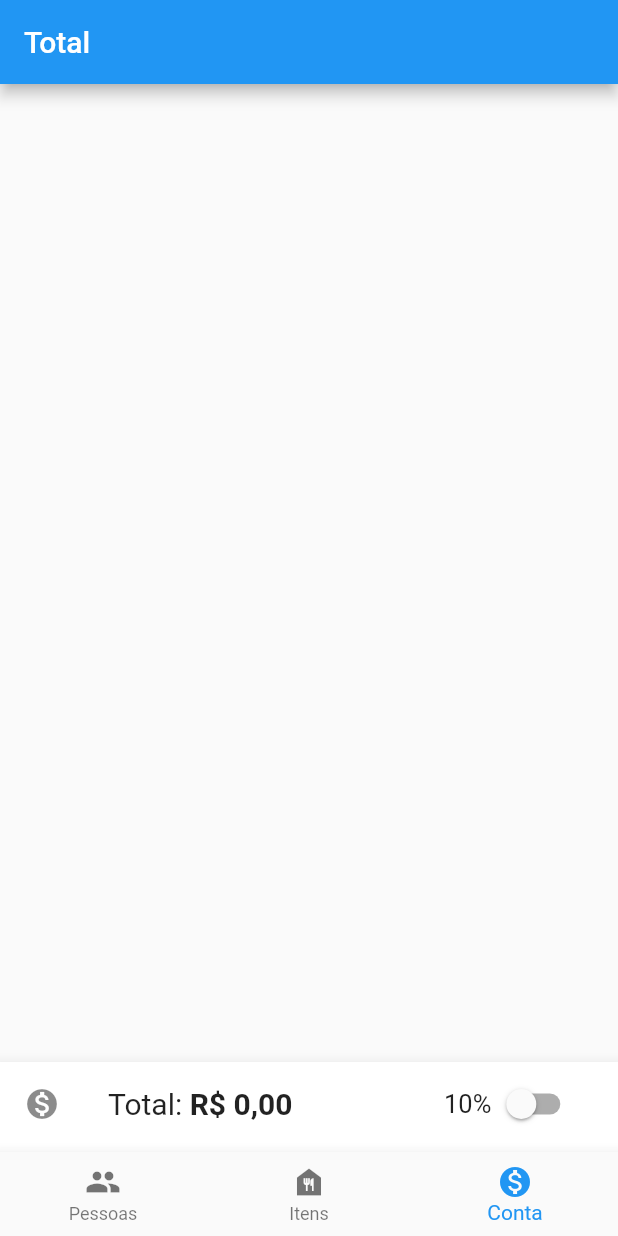
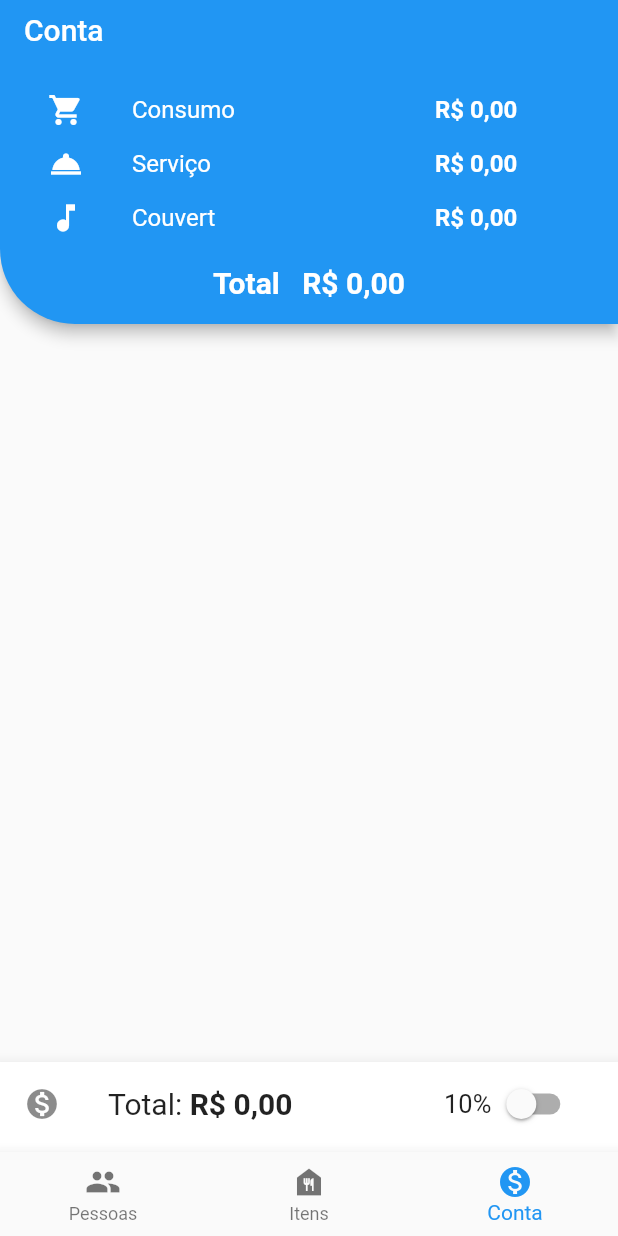
Before and after one commit to vgomesfalcao/bill_splitter_mobile, a Flutter app: the screen it shows after launch, item 3 of the bottom bar chosen, on a phone screen of 412 x 824 dp. Run offline on Flutter 3.47's test engine with Material 2 defaults, Android fonts, the phone set to English and light mode, and no system bars; our stand-ins replace currency_text_input_formatter.

Commit message:
Ajuste visual total conta

```diff
--- a/lib/controller/form_item_controller.dart
+++ b/lib/controller/form_item_controller.dart
@@ -20,14 +20,28 @@ class FormItemController {
   }
 
   String getTotalBillWithTip() {
+    double totalValue = getTotalValue();
+    if (tip) {
+      totalValue = totalValue + (totalValue / 10);
+    }
+    return _formatter.formatCurrencyNumber(totalValue);
+  }
+
+  double getTotalValue() {
     double totalValue = 0.0;
     for (var item in Bill().getBillList()) {
       totalValue += item.itemValue;
     }
+    return totalValue;
+  }
+
+  String getTipValue() {
+    double totalValue = getTotalValue();
+    double tipValue = 0.0;
     if (tip) {
-      totalValue = totalValue + (totalValue / 10);
+      tipValue = (totalValue / 10);
     }
-    return _formatter.formatCurrencyNumber(totalValue);
+    return _formatter.formatCurrencyNumber(tipValue);
   }
 
   double getUserBillWithoutTip(String userName) {
--- a/lib/views/bill/bill_view.dart
+++ b/lib/views/bill/bill_view.dart
@@ -12,10 +12,57 @@ class BillScreen extends StatefulWidget {
 class _BillScreenState extends State<BillScreen> {
   final FormItemController _formItemController = FormItemController();
   bool withTip = false;
+  static const double _fontSize = 16;
   @override
   Widget build(BuildContext context) {
     return Scaffold(
-      appBar: AppBar(title: const Text('Total')),
+      appBar: AppBar(
+        title: const Text('Conta'),
+        centerTitle: false,
+        shape: const RoundedRectangleBorder(
+            borderRadius: BorderRadius.only(bottomLeft: Radius.circular(50))),
+        bottom: PreferredSize(
+          preferredSize: const Size.fromHeight(160),
+          child: Padding(
+            padding: const EdgeInsets.all(16),
+            child: Column(
+              children: [
+                BillListTile(
+                  icon: Icons.shopping_cart,
+                  label: 'Consumo',
+                  fontSize: _fontSize,
+                  value: _formItemController.getTotalBillWithoutTip(),
+                ),
+                BillListTile(
+                  icon: Icons.room_service,
+                  label: 'Serviço',
+                  fontSize: _fontSize,
+                  value: _formItemController.getTipValue(),
+                ),
+                const BillListTile(
+                  icon: Icons.music_note,
+                  label: 'Couvert',
+                  fontSize: _fontSize,
+                  value: 'R\$ 0,00',
+                ),
+                Padding(
+                  padding: const EdgeInsets.only(top: 14),
+                  child: Text.rich(TextSpan(
+                      style: const TextStyle(fontSize: 20, color: Colors.white),
+                      children: [
+                        const TextSpan(
+                            text: 'Total   ',
+                            style: TextStyle(fontWeight: FontWeight.bold)),
+                        TextSpan(
+                            text: _formItemController.getTotalBillWithTip(),
+                            style: const TextStyle(fontWeight: FontWeight.bold))
+                      ])),
+                ),
+              ],
+            ),
+          ),
+        ),
+      ),
       bottomNavigationBar: BottomAppBar(
         shape: const CircularNotchedRectangle(),
         child: SizedBox(
@@ -71,3 +118,59 @@ class _BillScreenState extends State<BillScreen> {
     );
   }
 }
+
+class BillListTile extends StatefulWidget {
+  const BillListTile(
+      {super.key,
+      required double fontSize,
+      required String label,
+      required String value,
+      required IconData icon})
+      : _fontSize = fontSize,
+        _label = label,
+        _value = value,
+        _icon = icon;
+
+  final double _fontSize;
+  final String _label;
+  final String _value;
+  final IconData _icon;
+
+  @override
+  State<BillListTile> createState() => _BillListTileState();
+}
+
+class _BillListTileState extends State<BillListTile> {
+  @override
+  Widget build(BuildContext context) {
+    return ListTile(
+      visualDensity: VisualDensity(horizontal: 0, vertical: -3),
+      dense: true,
+      leading: Icon(
+        widget._icon,
+        color: Colors.white,
+      ),
+      title: Text.rich(TextSpan(
+          style: TextStyle(fontSize: widget._fontSize, color: Colors.white),
+          children: [TextSpan(text: widget._label)])),
+      trailing: SizedBox(
+        width: 100,
+        child: Row(
+          children: [
+            Transform.translate(
+              offset: const Offset(10, 0),
+              child: Text.rich(TextSpan(
+                  style: TextStyle(
+                      fontSize: widget._fontSize, color: Colors.white),
+                  children: [
+                    TextSpan(
+                        text: widget._value,
+                        style: const TextStyle(fontWeight: FontWeight.bold))
+                  ])),
+            )
+          ],
+        ),
+      ),
+    );
+  }
+}
```
Also changed, not shown: pubspec.lock.
